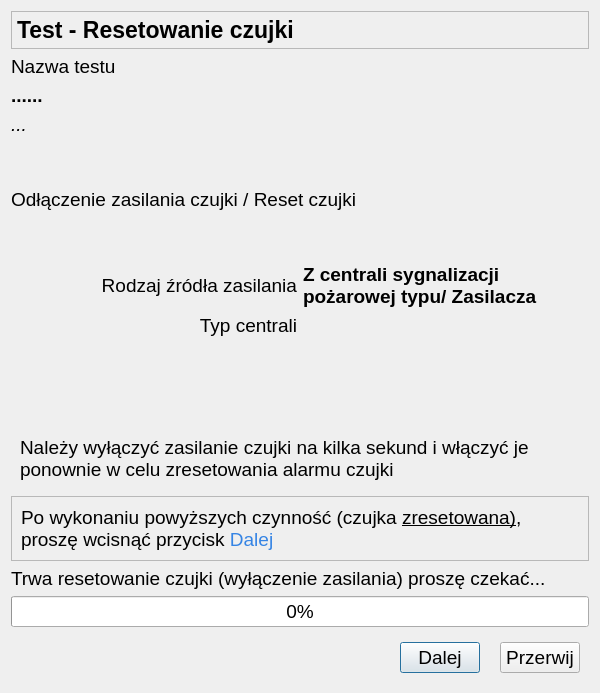
This is CzujkiLinioweApp/oknoresetuzasilaniaczujki.ui in wiacekmarcin/CzujkiLiniowe as Qt 5 draws it before an edit. The edited form follows.
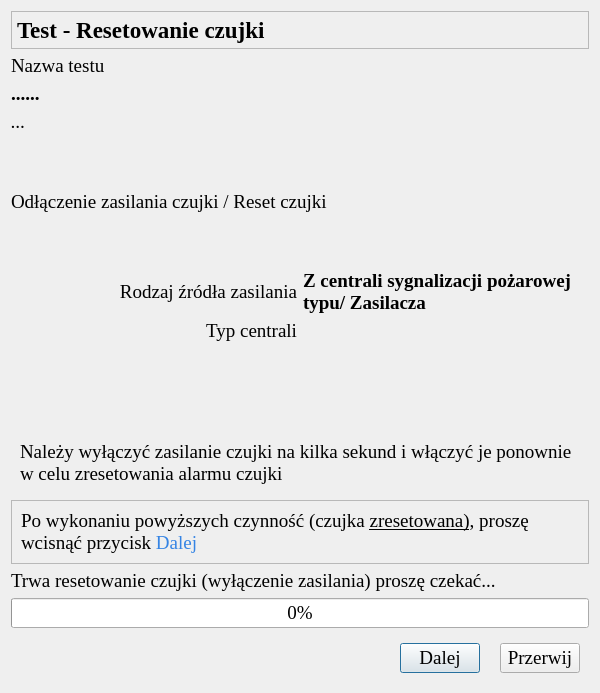
This is the edited form. Icons and pictures are not drawn.

```diff
--- a/CzujkiLinioweApp/oknoresetuzasilaniaczujki.ui
+++ b/CzujkiLinioweApp/oknoresetuzasilaniaczujki.ui
@@ -24,7 +24,7 @@
   </property>
   <property name="font">
    <font>
-    <family>Arial</family>
+    <family>Times New Roman</family>
     <pointsize>14</pointsize>
    </font>
   </property>
@@ -80,7 +80,7 @@
     <widget class="QLabel" name="testName">
      <property name="font">
       <font>
-       <family>Arial</family>
+       <family>Times New Roman</family>
        <pointsize>14</pointsize>
        <bold>true</bold>
       </font>
@@ -97,7 +97,7 @@
     <widget class="QLabel" name="pradMierz">
      <property name="font">
       <font>
-       <family>Arial</family>
+       <family>Times New Roman</family>
        <pointsize>14</pointsize>
        <bold>true</bold>
       </font>
@@ -111,7 +111,7 @@
     <widget class="QLabel" name="rodzajZasilania">
      <property name="font">
       <font>
-       <family>Arial</family>
+       <family>Times New Roman</family>
        <pointsize>14</pointsize>
        <bold>true</bold>
       </font>
@@ -128,7 +128,7 @@
     <widget class="QLabel" name="typCentrali">
      <property name="font">
       <font>
-       <family>Arial</family>
+       <family>Times New Roman</family>
        <pointsize>14</pointsize>
        <bold>true</bold>
       </font>
@@ -191,7 +191,7 @@
         </property>
         <property name="font">
          <font>
-          <family>Arial</family>
+          <family>Times New Roman</family>
           <pointsize>17</pointsize>
           <bold>true</bold>
          </font>
@@ -208,7 +208,7 @@
     <widget class="QLabel" name="lTypCentrali">
      <property name="font">
       <font>
-       <family>Arial</family>
+       <family>Times New Roman</family>
        <pointsize>14</pointsize>
       </font>
      </property>
@@ -233,7 +233,7 @@
        <widget class="QLabel" name="label_9">
         <property name="font">
          <font>
-          <family>Arial</family>
+          <family>Times New Roman</family>
           <pointsize>14</pointsize>
          </font>
         </property>
@@ -255,7 +255,7 @@
        <widget class="QLabel" name="label">
         <property name="font">
          <font>
-          <family>Arial</family>
+          <family>Times New Roman</family>
           <pointsize>14</pointsize>
          </font>
         </property>
@@ -281,7 +281,7 @@
     <widget class="QLabel" name="napiecieUst">
      <property name="font">
       <font>
-       <family>Arial</family>
+       <family>Times New Roman</family>
        <pointsize>14</pointsize>
        <bold>true</bold>
       </font>
@@ -308,7 +308,7 @@
     <widget class="QLabel" name="napiecieMierz">
      <property name="font">
       <font>
-       <family>Arial</family>
+       <family>Times New Roman</family>
        <pointsize>14</pointsize>
        <bold>true</bold>
       </font>
@@ -322,7 +322,7 @@
     <widget class="QLabel" name="lTestName">
      <property name="font">
       <font>
-       <family>Arial</family>
+       <family>Times New Roman</family>
        <pointsize>14</pointsize>
       </font>
      </property>
@@ -338,7 +338,7 @@
     <widget class="QLabel" name="infoZasilanie">
      <property name="font">
       <font>
-       <family>Arial</family>
+       <family>Times New Roman</family>
        <pointsize>14</pointsize>
       </font>
      </property>
@@ -354,7 +354,7 @@
     <widget class="QLabel" name="lrodzaj">
      <property name="font">
       <font>
-       <family>Arial</family>
+       <family>Times New Roman</family>
        <pointsize>14</pointsize>
       </font>
      </property>
@@ -370,7 +370,7 @@
     <widget class="QLabel" name="automatyczmyReset">
      <property name="font">
       <font>
-       <family>Arial</family>
+       <family>Times New Roman</family>
        <pointsize>14</pointsize>
       </font>
      </property>
@@ -386,7 +386,7 @@
     <widget class="QLabel" name="podTestName">
      <property name="font">
       <font>
-       <family>Arial</family>
+       <family>Times New Roman</family>
        <pointsize>14</pointsize>
        <italic>true</italic>
       </font>
```
